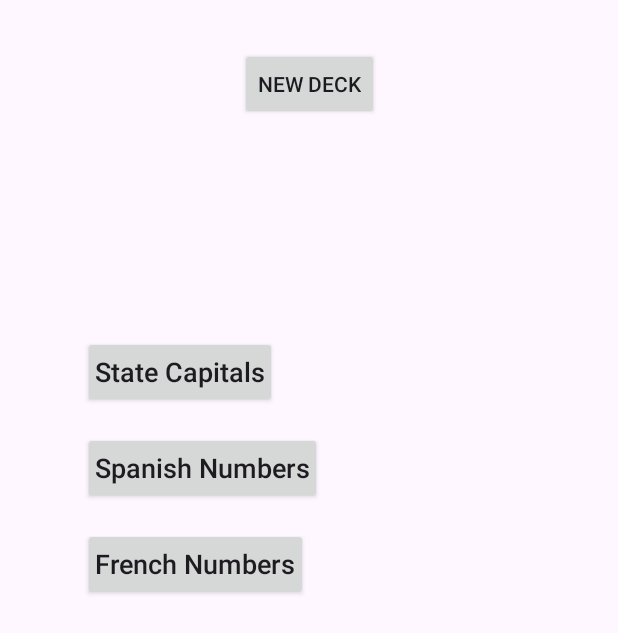
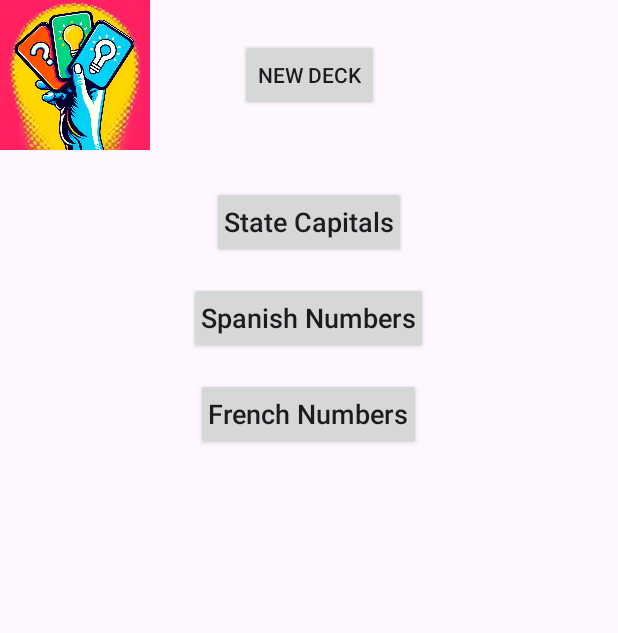
Before and after one commit to twadeclark/BrainSwiper, an Android app: the screen it shows after launch (MainActivity), on a phone screen of 412 x 824 dp. Shown: the top 633 px of the screen. Run offline under Robolectric (Android 15) with nearby library versions, the phone set to English and light mode, and no system bars; our stand-ins replace Room's generated code.

Commit message:
added logo in app, ui improvements

```diff
--- a/app/src/main/java/com/twadeclark/brainswiper/DeckEditor.java
+++ b/app/src/main/java/com/twadeclark/brainswiper/DeckEditor.java
@@ -46,6 +46,7 @@ public class DeckEditor extends AppCompatActivity {
 
     @Override
     protected void onCreate(Bundle savedInstanceState) {
+        if (getSupportActionBar() != null) { getSupportActionBar().setTitle("Edit Deck"); }
         super.onCreate(savedInstanceState);
 
         binding = ActivityDeckEditorBinding.inflate(getLayoutInflater());
--- a/app/src/main/java/com/twadeclark/brainswiper/FlashcardActivity.java
+++ b/app/src/main/java/com/twadeclark/brainswiper/FlashcardActivity.java
@@ -1,6 +1,7 @@
 package com.twadeclark.brainswiper;
 
 import androidx.annotation.NonNull;
+import androidx.appcompat.app.ActionBar;
 import androidx.appcompat.app.AppCompatActivity;
 import androidx.constraintlayout.widget.ConstraintLayout;
 import androidx.core.content.ContextCompat;
@@ -49,6 +50,7 @@ public class FlashcardActivity extends AppCompatActivity {
 
     @Override
     protected void onCreate(Bundle savedInstanceState) {
+        if (getSupportActionBar() != null) { getSupportActionBar().hide(); }
         super.onCreate(savedInstanceState);
         binding = ActivityFlashcardBinding.inflate(getLayoutInflater());
         setContentView(binding.getRoot());
--- a/app/src/main/res/layout/activity_main.xml
+++ b/app/src/main/res/layout/activity_main.xml
@@ -6,49 +6,61 @@
     android:layout_height="match_parent"
     tools:context=".MainActivity">
 
+    <ImageView
+        android:id="@+id/imageView"
+        android:layout_width="100dp"
+        android:layout_height="100dp"
+        android:contentDescription="logo"
+        android:src="@drawable/brain_swiper_logo"
+        app:layout_constraintStart_toStartOf="parent"
+        app:layout_constraintTop_toTopOf="parent" />
+
     <FrameLayout
         android:id="@+id/fragment_container"
         android:layout_width="match_parent"
         android:layout_height="match_parent"
-        tools:layout_editor_absoluteX="-62dp"
-        tools:layout_editor_absoluteY="0dp">
-
-    </FrameLayout>
-
-    <TextView
-        android:id="@+id/textView"
-        android:layout_width="wrap_content"
-        android:layout_height="wrap_content"
-        android:layout_marginStart="32dp"
-        android:layout_marginTop="32dp"
-        android:layout_marginEnd="32dp"
-        app:layout_constraintEnd_toEndOf="parent"
-        app:layout_constraintStart_toStartOf="parent"
-        app:layout_constraintTop_toBottomOf="@+id/button4" />
-
-    <androidx.recyclerview.widget.RecyclerView
-        android:id="@+id/recyclerView"
-        android:layout_width="317dp"
-        android:layout_height="523dp"
-        android:layout_marginStart="32dp"
-        android:layout_marginTop="32dp"
-        android:layout_marginEnd="32dp"
-        android:layout_marginBottom="32dp"
-        android:scrollbars="vertical"
-        app:layoutManager="LinearLayoutManager"
         app:layout_constraintBottom_toBottomOf="parent"
         app:layout_constraintEnd_toEndOf="parent"
         app:layout_constraintStart_toStartOf="parent"
-        app:layout_constraintTop_toBottomOf="@+id/textView"></androidx.recyclerview.widget.RecyclerView>
+        app:layout_constraintTop_toTopOf="parent">
+
+    </FrameLayout>
 
     <androidx.appcompat.widget.AppCompatButton
         android:id="@+id/button4"
         android:layout_width="wrap_content"
         android:layout_height="wrap_content"
-        android:layout_marginTop="32dp"
+        android:layout_gravity="center"
         android:onClick="createNewDeck"
         android:text="new deck"
+        android:textAlignment="center"
+        app:layout_constraintBottom_toTopOf="@+id/linearLayout"
         app:layout_constraintEnd_toEndOf="parent"
         app:layout_constraintStart_toStartOf="parent"
         app:layout_constraintTop_toTopOf="@+id/fragment_container" />
+
+    <LinearLayout
+        android:id="@+id/linearLayout"
+        android:layout_width="0dp"
+        android:layout_height="0dp"
+        android:orientation="vertical"
+        app:layout_constraintBottom_toBottomOf="parent"
+        app:layout_constraintEnd_toEndOf="parent"
+        app:layout_constraintStart_toStartOf="parent"
+        app:layout_constraintTop_toBottomOf="@+id/imageView">
+
+        <androidx.recyclerview.widget.RecyclerView
+            android:id="@+id/recyclerView"
+            android:layout_width="match_parent"
+            android:layout_height="match_parent"
+            android:layout_marginStart="32dp"
+            android:layout_marginTop="16dp"
+            android:layout_marginEnd="32dp"
+            android:fadeScrollbars="false"
+            android:scrollbars="vertical"
+            app:layoutManager="LinearLayoutManager">
+
+        </androidx.recyclerview.widget.RecyclerView>
+    </LinearLayout>
+
 </androidx.constraintlayout.widget.ConstraintLayout>
--- a/app/src/main/res/layout/deck_item_layout.xml
+++ b/app/src/main/res/layout/deck_item_layout.xml
@@ -5,7 +5,8 @@
     android:layout_width="match_parent"
     android:layout_height="wrap_content"
     android:orientation="horizontal"
-    android:padding="8dp">
+    android:padding="8dp"
+    android:gravity="center_horizontal">
 
     <androidx.appcompat.widget.AppCompatButton
         android:id="@+id/deck_name"
```
Also changed, not shown: app/src/main/res/layout/activity_flashcard.xml (+20 -9 lines).
